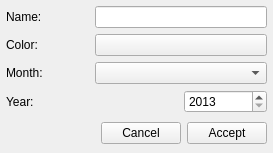
Qt form src/Data/Goal/Widgets/monthgoalwidget.ui (cosmam/plastered-bull) before a commit.
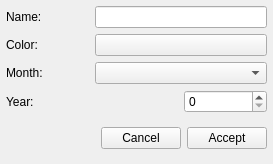
The same form after that commit.

```diff
--- a/src/Data/Goal/Widgets/monthgoalwidget.ui
+++ b/src/Data/Goal/Widgets/monthgoalwidget.ui
@@ -7,7 +7,7 @@
     <x>0</x>
     <y>0</y>
     <width>273</width>
-    <height>153</height>
+    <height>164</height>
    </rect>
   </property>
   <property name="windowTitle">
@@ -157,10 +157,10 @@
       <item row="3" column="2">
        <widget class="QSpinBox" name="year_SpinBox">
         <property name="minimum">
-         <number>2013</number>
+         <number>0</number>
         </property>
         <property name="maximum">
-         <number>2100</number>
+         <number>100</number>
         </property>
        </widget>
       </item>
```
